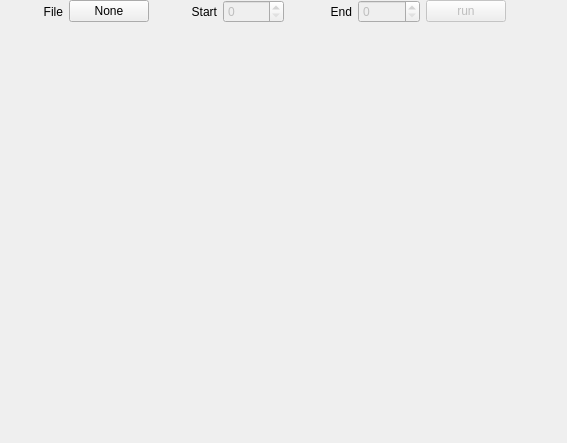
Qt form greedy/greedy_view.ui (PereBal/advanced-algorithms) before a commit.
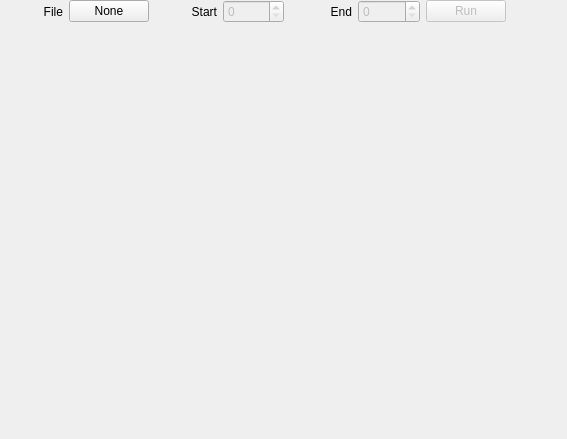
The same form after that commit.

```diff
--- a/greedy/greedy_view.ui
+++ b/greedy/greedy_view.ui
@@ -7,7 +7,7 @@
     <x>0</x>
     <y>0</y>
     <width>567</width>
-    <height>443</height>
+    <height>439</height>
    </rect>
   </property>
   <property name="windowTitle">
@@ -91,7 +91,7 @@
         <bool>false</bool>
        </property>
        <property name="text">
-        <string>run</string>
+        <string>Run</string>
        </property>
       </widget>
      </item>
```
